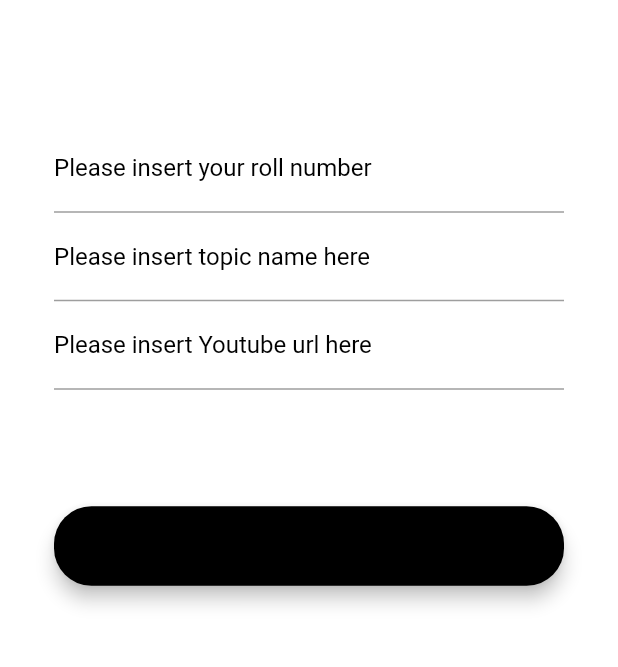
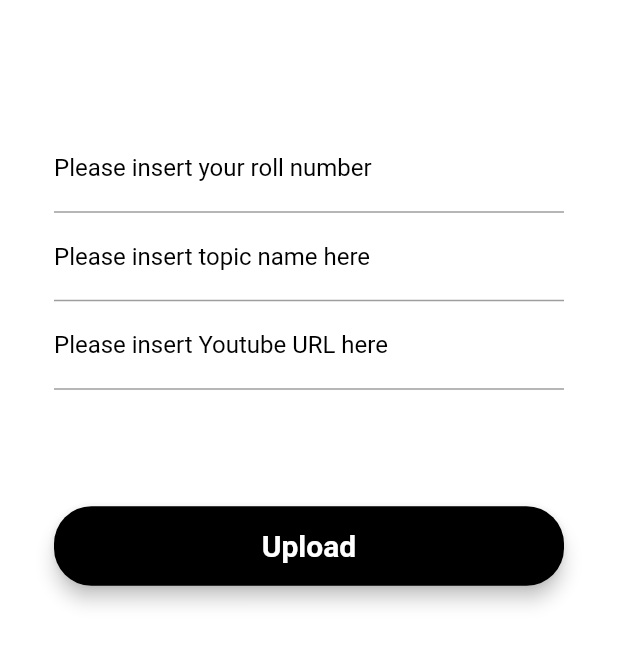
Before and after one commit to noobguy77/IARE-Event-App, a Flutter app: the Upload screen opened directly with empty values, on a phone screen of 412 x 824 dp, the part 421-1088 px from its top. Run offline on Flutter 3.47's test engine with Material 2 defaults, Android fonts, the phone set to English and light mode, and no system bars; our stand-ins replace carousel_pro, cloud_firestore, firebase_auth, firebase_core, firebase_storage, google_fonts and 2 more; missing offline and left inert: untitled; accounts and stored records are empty; statements that could not run were skipped; project files that could hold a hidden picture were left out.

Commit message:
Update upload.dart

```diff
--- a/lib/Events/con_events/User/upload.dart
+++ b/lib/Events/con_events/User/upload.dart
@@ -61,7 +61,7 @@ class _UploadViewState extends State<Upload> {
             color: Colors.black,
           ),
         ),
-        hintText: "topic name",
+        hintText: "Topic Name",
         labelText: "Please insert topic name here",
         labelStyle: TextStyle(
           color: Colors.black,
@@ -107,7 +107,7 @@ class _UploadViewState extends State<Upload> {
           ),
         ),
         hintText: "URL",
-        labelText: "Please insert Youtube url here",
+        labelText: "Please insert Youtube URL here",
         labelStyle: TextStyle(
           color: Colors.black,
         ),
@@ -141,7 +141,7 @@ class _UploadViewState extends State<Upload> {
           textAlign: TextAlign.center,
           style: TextStyle(
             fontSize: 20.0,
-            color: Colors.black,
+            color: Colors.white,
             fontWeight: FontWeight.bold,
           ),
         ),
@@ -155,7 +155,6 @@ class _UploadViewState extends State<Upload> {
               .doc(uid)
               .get()
               .then((DocumentSnapshot documentSnapshot) {
-            if (documentSnapshot.exists) {
             Navigator.push(
               context,
               MaterialPageRoute(
@@ -167,12 +166,6 @@ class _UploadViewState extends State<Upload> {
                 ),
               ),
             );
-            } else {
-              Navigator.push(
-                  context,
-                  new MaterialPageRoute(
-                      builder: (BuildContext context) => new Mimicry_Admin()));
-            }
             // Navigator.push(
             //   context,
             //   MaterialPageRoute(
```
Lines whose indentation alone changed are shown as unchanged.
